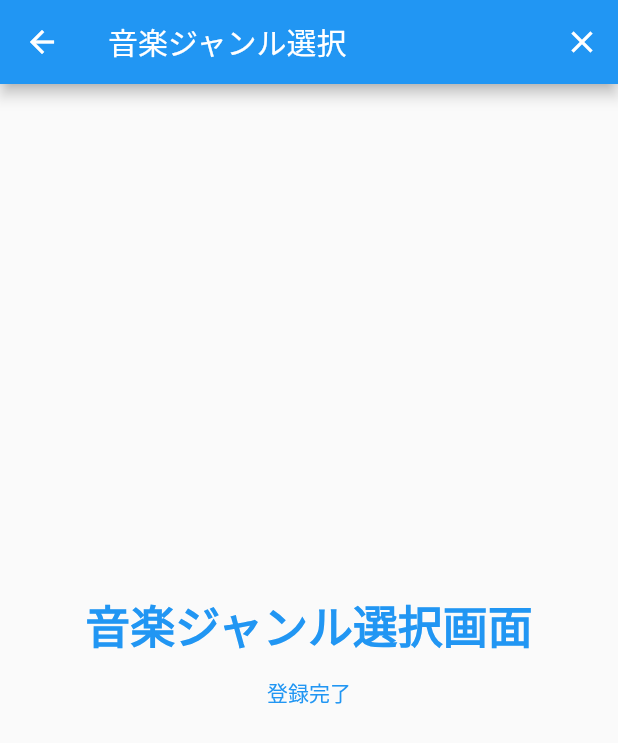
After one commit to Nagashima-Honoka/oshimy-app, a Flutter app: the MusicCategorySelection screen opened directly, on a phone screen of 412 x 824 dp. The commit adds this screen. Shown: the top 743 px of the screen. Run offline on Flutter 3.47's test engine with Material 2 defaults, Android fonts, the phone set to English and light mode, and no system bars; our stand-ins replace firebase_auth, firebase_core; accounts and stored records are empty.

Commit message:
推し登録画面など追加

```diff
--- /dev/null
+++ b/lib/group_registration.dart
@@ -0,0 +1 @@
+// 推しグループ登録画面
--- /dev/null
+++ b/lib/instruction/oshi_registration_prompt.dart
@@ -0,0 +1,3 @@
+// このディレクトリには、チュートリアル的におっしーくんが何かしら発言している画面系を作成していく予定。
+
+// 推し登録画面へ行く前の、おっしーくんが「グループかソロか？」を聞いている画面
--- /dev/null
+++ b/lib/talent_registration.dart
@@ -0,0 +1 @@
+// 推しタレント登録画面
--- /dev/null
+++ b/lib/user/music_category_selection.dart
@@ -0,0 +1,50 @@
+import 'package:flutter/material.dart';
+
+// 音楽ジャンル選択画面用Widget
+class MusicCategorySelection extends StatelessWidget {
+  @override
+  Widget build(BuildContext context) {
+    return Scaffold(
+      appBar: AppBar(
+        title: const Text('音楽ジャンル選択'),
+        actions: <Widget>[
+          IconButton(
+            icon: const Icon(Icons.close),
+            onPressed: () async {
+              // TODO HOME画面にスキップするボタンの実装
+              await Navigator.of(context).pushReplacementNamed("/home");
+            },
+          ),
+        ],
+      ),
+      body: Center(
+        child: Column(
+          mainAxisAlignment: MainAxisAlignment.center,
+          children: <Widget>[
+            const SizedBox(
+              // TODO 音楽ジャンル選択画面の実装
+              child: Text('音楽ジャンル選択画面',
+                style: TextStyle(
+                  fontSize: 30,
+                  fontWeight: FontWeight.bold,
+                  color: Colors.blue
+                )
+              ),
+            ),
+            SizedBox(
+              width: double.infinity,
+              // 登録完了ボタン
+              child: TextButton(
+                child: const Text('登録完了'),
+                onPressed: () async {
+                  // Home画面に遷移
+                  await Navigator.of(context).pushNamed("/home");
+                },
+              )
+            ),
+          ],
+        ),
+      ),
+    );
+  }
+}
--- a/lib/user/user_registration.dart
+++ b/lib/user/user_registration.dart
@@ -78,6 +78,7 @@ class _UserRegistrationState extends State<UserRegistration> {
                       // ユーザー登録に成功した場合
                       // ホーム画面に遷移＋ログイン画面を破棄
                       await Navigator.of(context).pushReplacementNamed("/home");
+                      // TODO この後、ユーザー詳細登録画面に遷移し、音楽ジャンル登録画面に遷移する。というのを実装
                     } catch (e) {
                       // ユーザー登録に失敗した場合
                       // TODO エラー情報がダイレクトに表示されるので、エラーハンドリングが必要。
```
